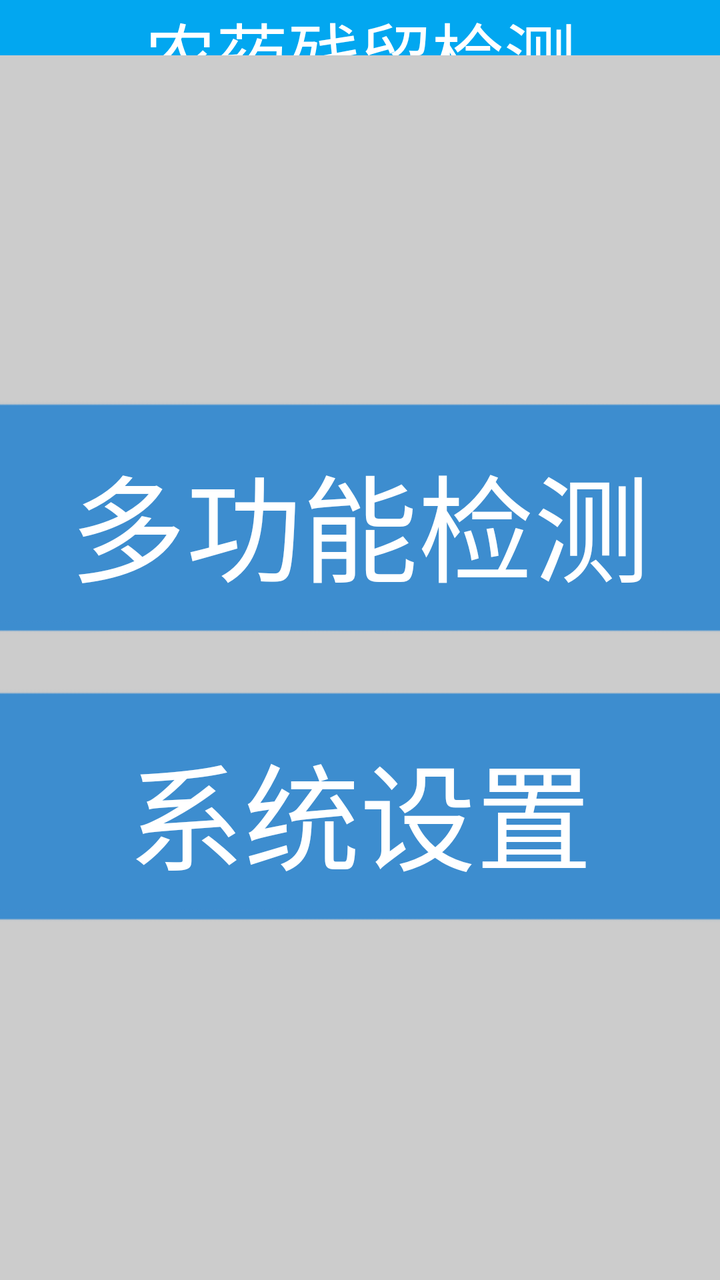
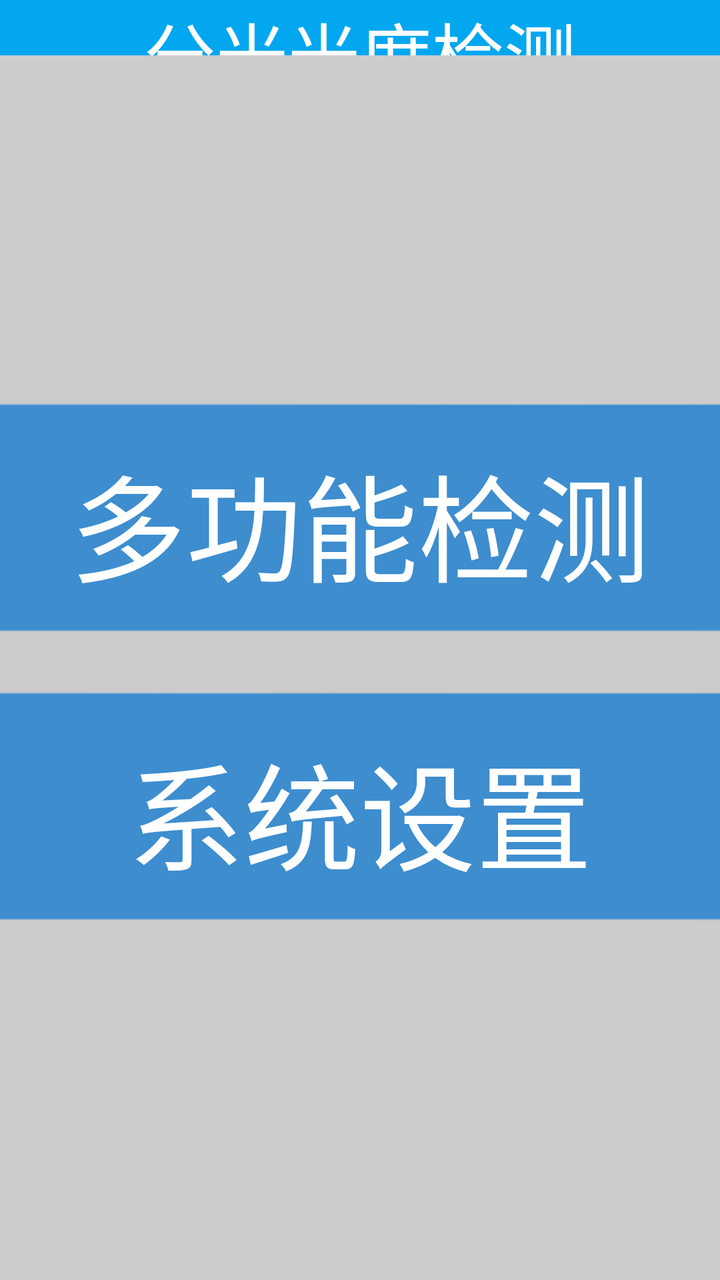

Screens rendered from an Android XML layout before and after an edit, with the pre-edit source and the edit as a unified diff.
<!-- AndroidManifest.xml: application theme AppTheme -->
<!-- res/layout/activity_main_multifuction.xml -->
<?xml version="1.0" encoding="utf-8"?>
<androidx.constraintlayout.widget.ConstraintLayout xmlns:android="http://schemas.android.com/apk/res/android"
    xmlns:app="http://schemas.android.com/apk/res-auto"
    xmlns:tools="http://schemas.android.com/tools"
    android:layout_width="match_parent"
    android:layout_height="match_parent"
    android:background="#CCCCCC"
    android:orientation="vertical"
    tools:context="com.open.soft.openappsoft.multifuction.activity.MainActivity">

    <TextView
        android:id="@+id/tv_title"
        android:layout_width="match_parent"
        android:layout_height="0dp"
        app:layout_constraintTop_toTopOf="parent"
        app:layout_constraintDimensionRatio="h,13:1"
        android:textSize="36sp"
        android:layout_weight="1"
        android:background="@color/THEME_COLOR"
        android:gravity="center"
        android:text="农药残留检测"
        android:textColor="@color/white"
        />

    <LinearLayout
        android:layout_width="match_parent"
        android:layout_height="0dp"
        app:layout_constraintTop_toBottomOf="@+id/tv_title"
        app:layout_constraintBottom_toBottomOf="parent"
        android:gravity="center"
        android:orientation="vertical">

        <Button
            android:id="@+id/btn_pesticide_test"
            style="?android:attr/borderlessButtonStyle"
            android:layout_width="450dp"
            android:layout_height="wrap_content"
            android:background="@drawable/btn_default1"
            android:padding="20dp"
            android:layout_margin="10dp"
            android:textColor="@android:color/white"
            android:textSize="58dp"
            android:text="多功能检测"
            android:visibility="visible"
            />

        <Button
            android:id="@+id/btn_data_manage"
            style="?android:attr/borderlessButtonStyle"
            android:layout_width="450dp"
            android:layout_height="wrap_content"
            android:background="@drawable/btn_default1"
            android:padding="20dp"
            android:layout_margin="10dp"
            android:text="数据管理"
            android:textColor="@android:color/white"
            android:visibility="gone"
            android:textSize="58dp" />

        <Button
            android:id="@+id/btn_sys_setting"
            style="?android:attr/borderlessButtonStyle"
            android:layout_width="450dp"
            android:layout_height="wrap_content"
            android:layout_marginLeft="20dp"
            android:layout_marginRight="20dp"
            android:background="@drawable/btn_default1"
            android:padding="20dp"
            android:layout_margin="10dp"
            android:text="系统设置"
            android:textColor="@android:color/white"
            android:textSize="58dp"
            />

    </LinearLayout>


</androidx.constraintlayout.widget.ConstraintLayout>
<!-- resources referenced by this layout -->
<resources>
  <color name="THEME_COLOR">#02A7F0</color>
  <color name="white">#ffffff</color>
  <!-- drawable btn_default1 (drawable) -->
  <?xml version="1.0" encoding="utf-8"?>
  <selector xmlns:android="http://schemas.android.com/apk/res/android">
      <item android:state_pressed="true" android:drawable="@drawable/btn_blue_selected1"></item>
      <item android:state_pressed="false" android:drawable="@drawable/btn_blue_normal1"></item>
      <item android:drawable="@drawable/btn_blue_normal1"></item>
  </selector>
  <style name="AppTheme" parent="Theme.AppCompat.Light.DarkActionBar">
          
          <item name="android:windowNoTitle">true</item>
          <item name="android:windowFullscreen">true</item>
      </style>
  <!-- drawable btn_blue_selected1: png bitmap (drawable, 444 bytes) -->
  <!-- drawable btn_blue_normal1: png bitmap (drawable, 832 bytes) -->
</resources>

<!-- the commit's change to res/layout/activity_main_multifuction.xml (unified diff, before → after) -->
@@ -18,7 +18,7 @@
         android:layout_weight="1"
         android:background="@color/THEME_COLOR"
         android:gravity="center"
-        android:text="农药残留检测"
+        android:text="分光光度检测"
         android:textColor="@color/white"
         />
 
